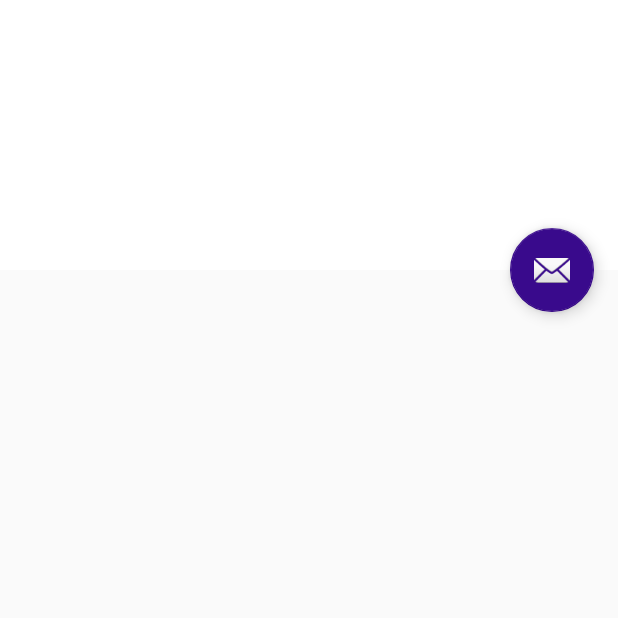
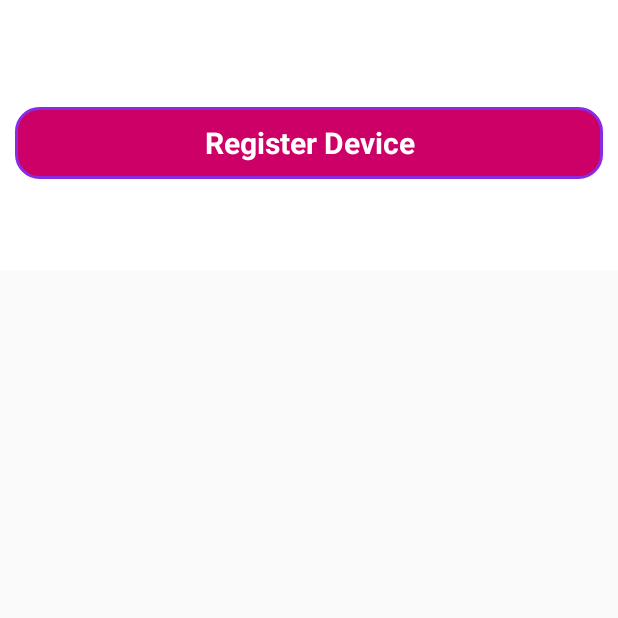
Before and after one commit to awalwema/QRCodeScanner, an Android app: the RegisterActivity screen opened directly, with no data from a screen before it, on a phone screen of 412 x 824 dp, the top half of it. Run offline under Robolectric (Android 15) with nearby library versions, the phone set to English and light mode, and no system bars.

Commit message:
HTTP request fixed for all, need to implement responses handling

```diff
--- a/app/src/main/java/com/hiddensound/Presenter/JSONParse.java
+++ b/app/src/main/java/com/hiddensound/Presenter/JSONParse.java
@@ -27,10 +27,10 @@
         if (jsonTree.isJsonObject()) {
             jsonObject = jsonTree.getAsJsonObject();
             jsonElement = jsonObject.get("access_token");
-            localModel.setToken(jsonElement.toString());
+            localModel.setToken(jsonElement.getAsString());
 
             jsonElement = jsonObject.get("expires_in");
-            localModel.setTokenTime(Long.parseLong(jsonElement.toString()));
+            localModel.setTokenTime(jsonElement.getAsLong());
         }
         return localModel.create();
     }
--- a/app/src/main/java/com/hiddensound/Presenter/LoginPresenterInterface.java
+++ b/app/src/main/java/com/hiddensound/Presenter/LoginPresenterInterface.java
@@ -1,6 +1,7 @@
 package com.hiddensound.Presenter;
 
 
+import com.hiddensound.model.HiddenModel;
 import com.hiddensound.qrcodescanner.LoginActivity;
 
 /**
@@ -11,7 +12,8 @@ public interface LoginPresenterInterface {
     void checkLogin(String UserName, String Password);
     void checkPhoneState(LoginActivity act, int RPS);
     void checkTokenValid();
-    void checkPhonePair();
+    boolean checkPhonePair();
+    void registerDevice(HiddenModel hiddenModel);
     //void onRequestPermissionsResult(int requestCode, String[] permissions, int[] grantResults);
 
 }
--- a/app/src/main/java/com/hiddensound/Presenter/TokenHelper.java
+++ b/app/src/main/java/com/hiddensound/Presenter/TokenHelper.java
@@ -18,8 +18,8 @@ import com.hiddensound.model.ModelInterface;
 public class TokenHelper implements TokenHelperInterface {
     protected LoginPresenter loginPresenter;
     protected Context context;
-    ModelInterface localModel;
-    HiddenModel hiddenModel;
+    private ModelInterface localModel;
+    private HiddenModel hiddenModel;
 
     public TokenHelper(LoginPresenter loginPresenter, Context context) {
 
@@ -28,7 +28,6 @@ public class TokenHelper implements TokenHelperInterface {
         localModel = new ModelController();
 
     }
-
 
     public void tokenStore(HiddenModel model) {
         this.hiddenModel = model;
@@ -53,7 +52,6 @@ public class TokenHelper implements TokenHelperInterface {
         localModel.setToken(tempToken);
         hiddenModel = localModel.create();
 
-
         return hiddenModel;
     }
 
--- a/app/src/main/java/com/hiddensound/model/ModelInterface.java
+++ b/app/src/main/java/com/hiddensound/model/ModelInterface.java
@@ -11,6 +11,7 @@ public interface ModelInterface {
     void setQRMemo(String  qrMemo);
     void setAppName(String user);
     void setToken(String token);
+    void setType(String type);
     HiddenModel create();
     HiddenModel create(HiddenModel hiddenModel);
 
--- a/app/src/main/java/com/hiddensound/qrcodescanner/LoginInterface.java
+++ b/app/src/main/java/com/hiddensound/qrcodescanner/LoginInterface.java
@@ -14,6 +14,7 @@ public interface LoginInterface {
     Object getSystemService(String Name);
     boolean canAccessCamera();
     void requestCameraPermission();
+    void callRegister(HiddenModel hiddenModel);
 
     void onRequestPermissionsResult(int requestCode, String[] permissions, int[] grantResults);
 }
--- a/app/src/main/java/com/hiddensound/qrcodescanner/RegisterActivity.java
+++ b/app/src/main/java/com/hiddensound/qrcodescanner/RegisterActivity.java
@@ -1,5 +1,7 @@
 package com.hiddensound.qrcodescanner;
 
+import android.content.Intent;
+import android.net.Uri;
 import android.os.Bundle;
 import android.support.design.widget.FloatingActionButton;
 import android.support.design.widget.Snackbar;
@@ -8,11 +10,16 @@ import android.support.v7.widget.Toolbar;
 
 import android.view.View;
 
+import com.hiddensound.model.ModelController;
+import com.hiddensound.model.ModelInterface;
+
 /**
  * Created by Andrew on 2/4/2017.
  */
 
 public class RegisterActivity extends AppCompatActivity{
+
+    private ModelInterface localModel;
 
     @Override
     protected void onCreate(Bundle savedInstanceState) {
@@ -21,13 +28,28 @@ public class RegisterActivity extends AppCompatActivity{
         Toolbar toolbar = (Toolbar) findViewById(R.id.toolbar);
         setSupportActionBar(toolbar);
 
-        FloatingActionButton fab = (FloatingActionButton) findViewById(R.id.fab);
-        fab.setOnClickListener(new View.OnClickListener() {
-            @Override
-            public void onClick(View view) {
-                Snackbar.make(view, "Replace with your own action", Snackbar.LENGTH_LONG)
-                        .setAction("Action", null).show();
-            }
-        });
+        localModel = new ModelController();
+
+        Bundle bundle = this.getIntent().getExtras();
+        if(bundle != null)
+        {
+            localModel.setToken(bundle.getString("hModelT"));
+            localModel.setTokenTime(bundle.getLong("hModelTT"));
+            localModel.setIMEI(bundle.getString("hModelI"));
+        }
+
+//        FloatingActionButton fab = (FloatingActionButton) findViewById(R.id.fab);
+//        fab.setOnClickListener(new View.OnClickListener() {
+//            @Override
+//            public void onClick(View view) {
+//                Snackbar.make(view, "Replace with your own action", Snackbar.LENGTH_LONG)
+//                        .setAction("Action", null).show();
+//            }
+//        });
+    }
+
+
+    public void startRegisterDevice(View v) {
+        startActivity(new Intent(Intent.ACTION_VIEW, Uri.parse("https://dev-hiddensound.azurewebsites.net/register")));
     }
 }
--- /dev/null
+++ b/app/src/main/res/drawable/register_device_button.xml
@@ -0,0 +1,11 @@
+<?xml version="1.0" encoding="utf-8"?>
+<selector xmlns:android="http://schemas.android.com/apk/res/android">
+    <item>
+        <shape android:shape="rectangle">
+            <solid android:color="@color/red"/>
+            <stroke android:color="#8A2BE2" android:width="2dp" />
+            <!--corners allow us to make the rounded corners button-->
+            <corners android:radius="15dp" />
+        </shape>
+    </item>
+</selector>
--- a/app/src/main/res/layout/activity_register.xml
+++ b/app/src/main/res/layout/activity_register.xml
@@ -29,18 +29,11 @@
                 app:layout_collapseMode="pin"
                 app:popupTheme="@style/AppTheme.PopupOverlay" />
 
+            <include
+                layout="@layout/content_register"
+                android:layout_height="401dp" />
+
         </android.support.design.widget.CollapsingToolbarLayout>
     </android.support.design.widget.AppBarLayout>
 
-    <include layout="@layout/content_register" />
-
-    <android.support.design.widget.FloatingActionButton
-        android:id="@+id/fab"
-        android:layout_width="wrap_content"
-        android:layout_height="wrap_content"
-        android:layout_margin="@dimen/fab_margin"
-        app:layout_anchor="@id/app_bar"
-        app:layout_anchorGravity="bottom|end"
-        app:srcCompat="@android:drawable/ic_dialog_email" />
-
 </android.support.design.widget.CoordinatorLayout>
--- a/app/src/main/res/layout/content_login.xml
+++ b/app/src/main/res/layout/content_login.xml
@@ -84,7 +84,7 @@
             android:textAllCaps="false"
             android:background="@drawable/signupbutton"
             android:fontFamily="sans-serif"
-            android:onClick="startRegisterActivity"
+            android:onClick="startWebSignUp"
             android:padding="10dp"
             android:layout_marginTop="10dp"
             android:text="@string/Register"
--- a/app/src/main/res/layout/content_register.xml
+++ b/app/src/main/res/layout/content_register.xml
@@ -8,9 +8,38 @@
     tools:context="com.hiddensound.qrcodescanner.RegisterActivity"
     tools:showIn="@layout/activity_register">
 
+    <LinearLayout
+        android:layout_width="match_parent"
+        android:layout_height="wrap_content"
+        android:orientation="vertical"
+        android:padding="10dp"
+        android:weightSum="1"
+        android:layout_marginBottom="15dp"
+        android:layout_alignParentBottom="true"
+        android:layout_alignParentLeft="true"
+        android:layout_alignParentStart="true">
+
     <TextView
-        android:layout_width="wrap_content"
+        android:id="@+id/textView"
+        android:layout_width="match_parent"
         android:layout_height="wrap_content"
         android:layout_margin="@dimen/text_margin" />
 
+        <Button
+            android:id="@+id/btnRegisterDevice"
+            android:layout_width="match_parent"
+            android:layout_height="wrap_content"
+            android:layout_marginTop="10dp"
+            android:background="@drawable/register_device_button"
+            android:fontFamily="sans-serif"
+            android:onClick="startRegisterDevice"
+            android:padding="10dp"
+            android:text="@string/Register_Device"
+            android:textAllCaps="false"
+            android:textColor="@color/colorPrimary"
+            android:textSize="20sp"
+            android:textStyle="bold" />
+
+    </LinearLayout>
+
 </android.support.v4.widget.NestedScrollView>
--- a/app/src/main/res/values/colors.xml
+++ b/app/src/main/res/values/colors.xml
@@ -6,4 +6,5 @@
     <color name="blueSteel">#347AB5</color>
     <color name="purple">#390a8c</color>
     <color name="lightBlue">#6495ED</color>
+    <color name="red">#cc0066</color>
 </resources>
--- a/app/src/main/res/values/strings.xml
+++ b/app/src/main/res/values/strings.xml
@@ -11,4 +11,5 @@
     <string name="Authorize">Authorize</string>
     <string name="Decline">Decline</string>
     <string name="title_activity_decoder">DecoderActivity</string>
+    <string name="Register_Device">Register Device</string>
 </resources>
```
Also changed, not shown: app/src/main/java/com/hiddensound/Presenter/HttpHelperClient.java (+70 -32 lines), app/src/main/java/com/hiddensound/Presenter/LoginPresenter.java (+50 -10 lines), app/src/main/java/com/hiddensound/model/HiddenModel.java (+9 -2 lines), app/src/main/java/com/hiddensound/model/ModelController.java (+9 -1 lines), app/src/main/java/com/hiddensound/qrcodescanner/LoginActivity.java (+12 -5 lines), app/src/main/java/com/hiddensound/qrcodescanner/RegisterInterface.java (added, +8 -0 lines).
